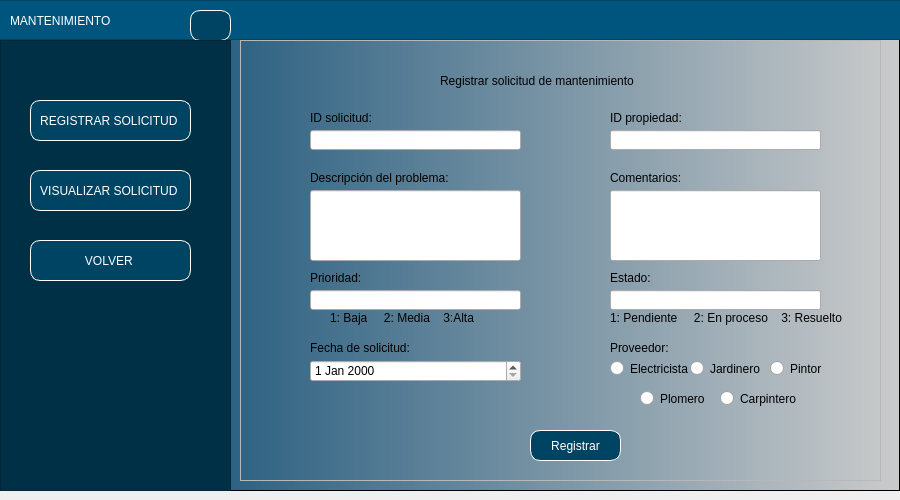
Old version of the form InterfazGrafica/ventanaRegistrarManteInquilino.ui in the repository nicoArley/gestionPropiedades.
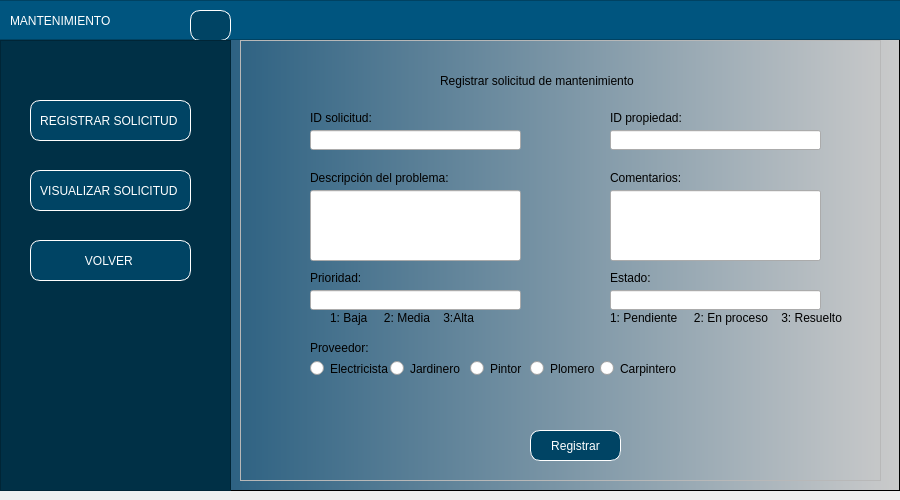
New version of the form. Icons and pictures are not drawn.

The edit to the form file:
```diff
--- a/InterfazGrafica/ventanaRegistrarManteInquilino.ui
+++ b/InterfazGrafica/ventanaRegistrarManteInquilino.ui
@@ -343,22 +343,6 @@
            <string>Estado:</string>
           </property>
          </widget>
-         <widget class="QLabel" name="label_9">
-          <property name="geometry">
-           <rect>
-            <x>70</x>
-            <y>300</y>
-            <width>191</width>
-            <height>16</height>
-           </rect>
-          </property>
-          <property name="styleSheet">
-           <string notr="true">font: 9pt &quot;Arial&quot;;</string>
-          </property>
-          <property name="text">
-           <string>Fecha de solicitud:</string>
-          </property>
-         </widget>
          <widget class="QLineEdit" name="txtIDSolicitudMante">
           <property name="geometry">
            <rect>
@@ -445,7 +429,7 @@
          <widget class="QLabel" name="label_12">
           <property name="geometry">
            <rect>
-            <x>370</x>
+            <x>70</x>
             <y>300</y>
             <width>191</width>
             <height>16</height>
@@ -461,8 +445,8 @@
          <widget class="QRadioButton" name="rbPlomero">
           <property name="geometry">
            <rect>
-            <x>400</x>
-            <y>350</y>
+            <x>290</x>
+            <y>320</y>
             <width>82</width>
             <height>17</height>
            </rect>
@@ -474,7 +458,7 @@
          <widget class="QRadioButton" name="rbElectricista">
           <property name="geometry">
            <rect>
-            <x>370</x>
+            <x>70</x>
             <y>320</y>
             <width>82</width>
             <height>17</height>
@@ -487,8 +471,8 @@
          <widget class="QRadioButton" name="rbCarpitero">
           <property name="geometry">
            <rect>
-            <x>480</x>
-            <y>350</y>
+            <x>360</x>
+            <y>320</y>
             <width>82</width>
             <height>17</height>
            </rect>
@@ -500,7 +484,7 @@
          <widget class="QRadioButton" name="rbPintor">
           <property name="geometry">
            <rect>
-            <x>530</x>
+            <x>230</x>
             <y>320</y>
             <width>82</width>
             <height>17</height>
@@ -513,7 +497,7 @@
          <widget class="QRadioButton" name="rbJardinero">
           <property name="geometry">
            <rect>
-            <x>450</x>
+            <x>150</x>
             <y>320</y>
             <width>82</width>
             <height>17</height>
@@ -523,16 +507,6 @@
            <string>Jardinero</string>
           </property>
          </widget>
-         <widget class="QDateEdit" name="date">
-          <property name="geometry">
-           <rect>
-            <x>70</x>
-            <y>320</y>
-            <width>211</width>
-            <height>22</height>
-           </rect>
-          </property>
-         </widget>
          <widget class="QLineEdit" name="txtPrioridad">
           <property name="geometry">
            <rect>
```
